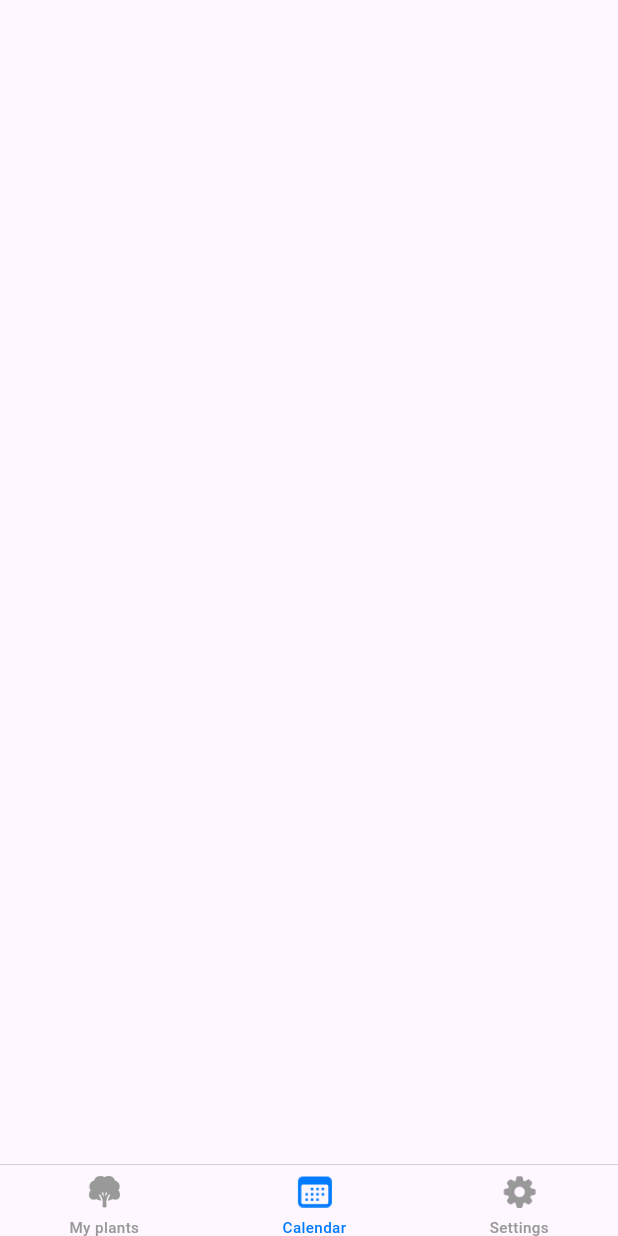
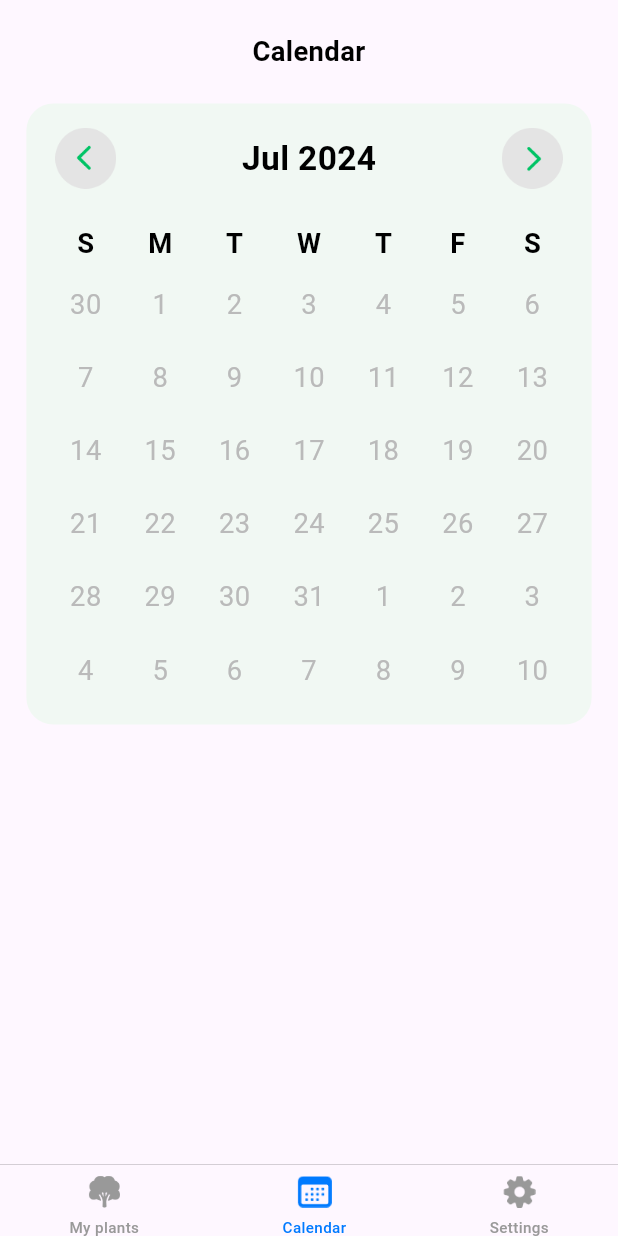
Before and after one commit to ArcPucci/my_garden, a Flutter app: the screen it shows after launch, item 2 of the bottom bar chosen, on a phone screen of 412 x 824 dp. Run offline on Flutter 3.47's test engine with Material 3 defaults, Android fonts, the phone set to English and light mode, and no system bars; our stand-ins replace flutter_screenutil, flutter_slidable, go_router.

Commit message:
have done calendar widget

```diff
--- a/lib/main.dart
+++ b/lib/main.dart
@@ -88,6 +88,18 @@ class _MyAppState extends State<MyApp> {
                   child: const CalendarScreen(),
                 );
               },
+              routes: [
+                GoRoute(
+                  path: 'actions',
+                  pageBuilder: (context, state) {
+                    return buildPageWithDefaultTransition(
+                      context: context,
+                      state: state,
+                      child: const ActionsScreen(),
+                    );
+                  },
+                ),
+              ],
             ),
             GoRoute(
               path: '/settings',
--- /dev/null
+++ b/lib/screens/calendar/calendar_screen.dart
@@ -0,0 +1,43 @@
+import 'package:flutter/material.dart';
+import 'package:flutter_screenutil/flutter_screenutil.dart';
+import 'package:go_router/go_router.dart';
+import 'package:my_garden/widgets/app_bars/custom_app_bar.dart';
+import 'package:my_garden/widgets/calendar_widget.dart';
+
+class CalendarScreen extends StatefulWidget {
+  const CalendarScreen({super.key});
+
+  @override
+  State<CalendarScreen> createState() => _CalendarScreenState();
+}
+
+class _CalendarScreenState extends State<CalendarScreen> {
+  DateTime _dateTime = DateTime.now();
+
+  @override
+  Widget build(BuildContext context) {
+    return Column(
+      children: [
+        SizedBox(height: 12.h),
+        const CustomAppBar(text: 'Calendar'),
+        SizedBox(height: 12.h),
+        CalendarWidget(
+          initialDate: _dateTime,
+          onSelect: (date) {
+            _dateTime = date;
+            setState(() {});
+            context.go('/calendar/actions');
+          },
+          onPrevMonth: (date) {
+            _dateTime = date;
+            setState(() {});
+          },
+          onNextMonth: (date) {
+            _dateTime = date;
+            setState(() {});
+          },
+        ),
+      ],
+    );
+  }
+}
--- a/lib/screens/calendar_screen.dart
+++ /dev/null
@@ -1,10 +0,0 @@
-import 'package:flutter/material.dart';
-
-class CalendarScreen extends StatelessWidget {
-  const CalendarScreen({super.key});
-
-  @override
-  Widget build(BuildContext context) {
-    return const Column();
-  }
-}
--- a/lib/screens/screens.dart
+++ b/lib/screens/screens.dart
@@ -1,7 +1,8 @@
 export 'welcome_screen.dart';
 export 'navigation_screen.dart';
-export 'calendar_screen.dart';
 export 'plants/plants_screen.dart';
+export 'calendar/actions_screen.dart';
+export 'calendar/calendar_screen.dart';
 export 'settings/settings_screen.dart';
 export 'settings/premium_screen.dart';
 export 'settings/privacy_policy_screen.dart';
--- a/lib/utils/app_text_styles.dart
+++ b/lib/utils/app_text_styles.dart
@@ -59,6 +59,13 @@ class AppTextStyles {
     color: Colors.black,
   );
 
+  static final TextStyle semiBold22 = TextStyle(
+    fontWeight: FontWeight.w600,
+    fontSize: 22.r,
+    height: 1,
+    color: Colors.black,
+  );
+
   static final TextStyle semiBold17 = TextStyle(
     fontWeight: FontWeight.w600,
     fontSize: 17.r,
--- a/lib/utils/app_theme.dart
+++ b/lib/utils/app_theme.dart
@@ -13,4 +13,5 @@ class AppTheme {
   static const Color gray5 = Color(0xFF787880);
   static const Color gray6 = Color(0xFFF1F8F3);
   static const Color gray7 = Color(0xFFE1E1E1);
+  static const Color gray8 = Color(0xFFBABABA);
 }
--- a/lib/utils/utils.dart
+++ b/lib/utils/utils.dart
@@ -3,3 +3,4 @@ export 'app_theme.dart';
 export 'tab_bar_items.dart';
 export 'actions.dart';
 export 'types_of_period.dart';
+export 'datetime_extension.dart';
--- /dev/null
+++ b/lib/widgets/calendar_widget.dart
@@ -0,0 +1,229 @@
+import 'dart:math';
+
+import 'package:flutter/material.dart';
+import 'package:flutter_screenutil/flutter_screenutil.dart';
+import 'package:my_garden/utils/utils.dart';
+
+class CalendarWidget extends StatefulWidget {
+  const CalendarWidget({
+    super.key,
+    required this.initialDate,
+    this.selectedDate,
+    required this.onSelect,
+    required this.onPrevMonth,
+    required this.onNextMonth,
+  });
+
+  final DateTime initialDate;
+  final DateTime? selectedDate;
+  final void Function(DateTime) onSelect;
+  final void Function(DateTime) onPrevMonth;
+  final void Function(DateTime) onNextMonth;
+
+  @override
+  State<CalendarWidget> createState() => _CalendarWidgetState();
+}
+
+class _CalendarWidgetState extends State<CalendarWidget> {
+  static const _x = 7;
+  static const _y = 6;
+  static const _n = 42;
+  static const List<String> _shortWeekdays = <String>[
+    'S',
+    'M',
+    'T',
+    'W',
+    'T',
+    'F',
+    'S',
+  ];
+
+  final List<DayInfo> days = [];
+
+  final List<int> years = [for (int i = 0; i < 100; i++) 1925 + i];
+
+  final currentDateTime = DateTime.now();
+
+  int defaultIndex = 99;
+
+  @override
+  void initState() {
+    _calculateDays();
+    super.initState();
+  }
+
+  @override
+  void didUpdateWidget(covariant CalendarWidget oldWidget) {
+    _calculateDays();
+    super.didUpdateWidget(oldWidget);
+  }
+
+  void _calculateDays() {
+    days.clear();
+    final int year = widget.initialDate.year;
+    final int month = widget.initialDate.month;
+
+    final prevMonth = widget.initialDate.copyWith(month: month - 1).month;
+
+    final int daysInPrevMonth = DateUtils.getDaysInMonth(year, prevMonth);
+    final int daysInMonth = DateUtils.getDaysInMonth(year, month);
+
+    final int dayOffset = DateUtils.firstDayOffset(
+      year,
+      month,
+      const DefaultMaterialLocalizations(),
+    );
+
+    var n = _n;
+
+    for (int i = 1; i <= dayOffset; i++) {
+      final int id = daysInPrevMonth - dayOffset + i;
+      days.add(DayInfo(
+        id: id,
+        canSelected: false,
+        isCurrentMonth: false,
+        isCurrentDay: false,
+      ));
+      n--;
+    }
+
+    for (int i = 1; i <= daysInMonth; i++) {
+      final dateTime = DateTime(year, month, i);
+      days.add(
+        DayInfo(
+          id: i,
+          canSelected: dateTime.isBefore(currentDateTime),
+          isCurrentMonth: true,
+          isCurrentDay: dateTime == currentDateTime.withZeroTime,
+        ),
+      );
+      n--;
+    }
+    for (int i = 1; i <= n; i++) {
+      days.add(DayInfo(
+        id: i,
+        canSelected: false,
+        isCurrentMonth: false,
+        isCurrentDay: false,
+      ));
+    }
+  }
+
+  @override
+  Widget build(BuildContext context) {
+    int index = 0;
+    return Container(
+      width: 343.w,
+      decoration: BoxDecoration(
+        color: AppTheme.gray6,
+        borderRadius: BorderRadius.circular(18),
+      ),
+      padding: EdgeInsets.symmetric(horizontal: 16.w, vertical: 16.h),
+      child: Column(
+        mainAxisAlignment: MainAxisAlignment.spaceBetween,
+        children: [
+          Row(
+            mainAxisAlignment: MainAxisAlignment.spaceBetween,
+            children: [
+              GestureDetector(
+                onTap: () {
+                  final temp = widget.initialDate;
+                  widget.onSelect(temp.copyWith(month: temp.month - 1));
+                },
+                child: Image.asset(
+                  'assets/png/icons/prev.png',
+                  width: 40.w,
+                  height: 40.h,
+                ),
+              ),
+              Text(
+                widget.initialDate.monthAndYear,
+                style: AppTextStyles.semiBold22,
+              ),
+              Transform.rotate(
+                angle: pi,
+                child: GestureDetector(
+                  onTap: () {
+                    final temp = widget.initialDate;
+                    widget.onSelect(temp.copyWith(month: temp.month + 1));
+                  },
+                  child: Image.asset(
+                    'assets/png/icons/prev.png',
+                    width: 40.w,
+                    height: 40.h,
+                  ),
+                ),
+              ),
+            ],
+          ),
+          SizedBox(height: 16.h),
+          Row(
+            mainAxisAlignment: MainAxisAlignment.spaceBetween,
+            children: List.generate(
+              _x,
+              (index) => SizedBox(
+                width: 40.w,
+                height: 40.h,
+                child: Center(
+                  child: Text(
+                    _shortWeekdays[index].toUpperCase(),
+                    style: AppTextStyles.semiBold18,
+                  ),
+                ),
+              ),
+            ),
+          ),
+          Column(
+            mainAxisAlignment: MainAxisAlignment.spaceBetween,
+            children: List.generate(
+              _y,
+              (y) => Padding(
+                padding: EdgeInsets.only(bottom: y == _y - 1 ? 0 : 8.h),
+                child: Row(
+                  mainAxisAlignment: MainAxisAlignment.spaceBetween,
+                  children: List.generate(
+                    _x,
+                    (x) {
+                      final day = days[index++];
+                      return GestureDetector(
+                        onTap: () {
+                          final temp = widget.initialDate.copyWith(day: day.id);
+                          widget.onSelect(temp);
+                        },
+                        child: Container(
+                          width: 40.w,
+                          height: 40.h,
+                          alignment: Alignment.center,
+                          child: Text(
+                            '${day.id}',
+                            style: AppTextStyles.regular18.copyWith(
+                              color: AppTheme.gray8,
+                            ),
+                          ),
+                        ),
+                      );
+                    },
+                  ),
+                ),
+              ),
+            ),
+          ),
+        ],
+      ),
+    );
+  }
+}
+
+class DayInfo {
+  final int id;
+  final bool canSelected;
+  final bool isCurrentMonth;
+  final bool isCurrentDay;
+
+  const DayInfo({
+    required this.id,
+    required this.canSelected,
+    required this.isCurrentMonth,
+    required this.isCurrentDay,
+  });
+}
--- a/lib/widgets/widgets.dart
+++ b/lib/widgets/widgets.dart
@@ -13,3 +13,4 @@ export 'custom_bottom_bar.dart';
 export 'custom_input.dart';
 export 'custom_bg.dart';
 export 'period_types_list.dart';
+export 'calendar_widget.dart';
--- a/pubspec.yaml
+++ b/pubspec.yaml
@@ -38,6 +38,7 @@ dependencies:
   go_router: ^14.2.0
   flutter_screenutil: ^5.9.3
   flutter_slidable: ^3.1.0
+  intl: ^0.19.0
 
 dev_dependencies:
   flutter_test:
```
Also changed, not shown: lib/screens/calendar/actions_screen.dart (added, +24 -0 lines), lib/utils/datetime_extension.dart (added, +13 -0 lines), assets/png/icons/prev.png (added), pubspec.lock.
